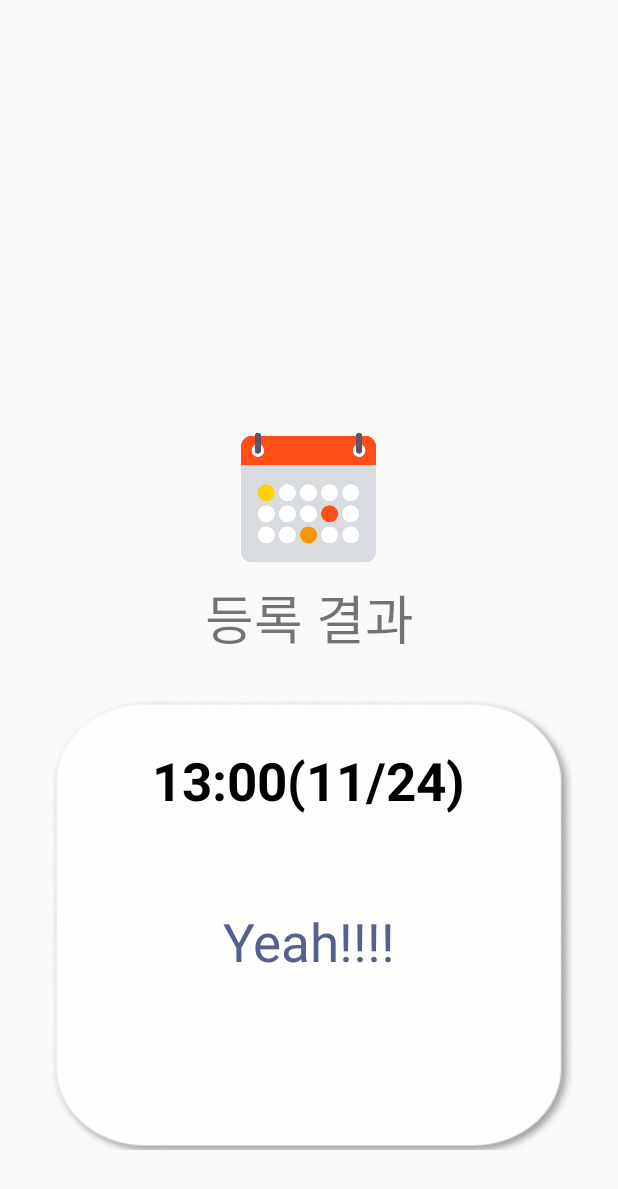
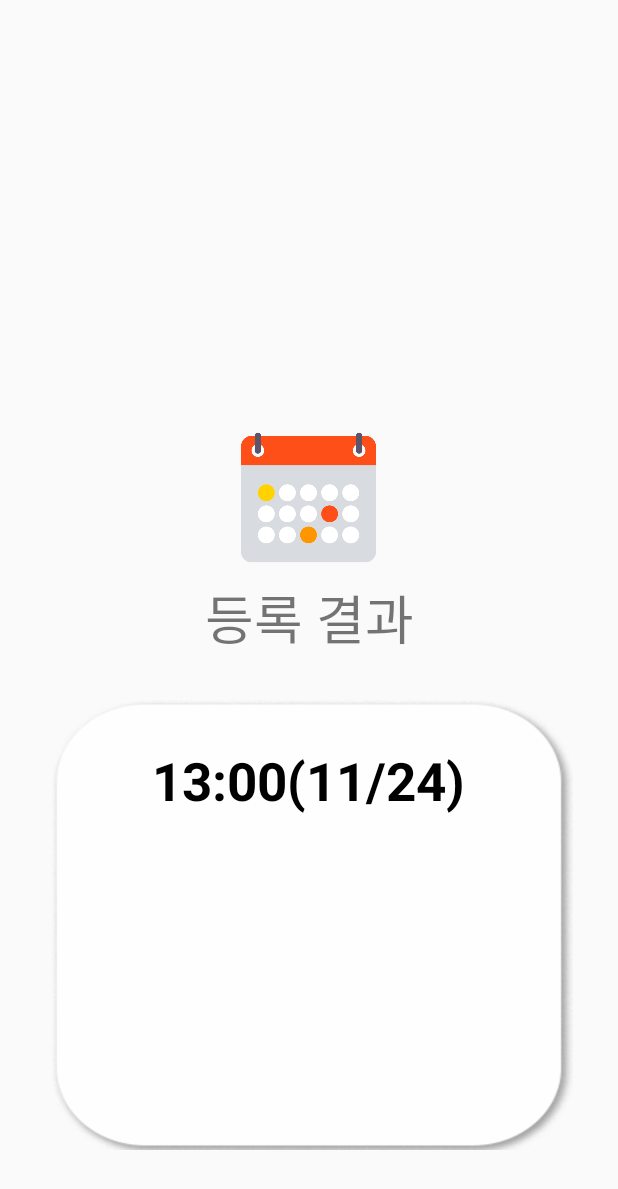
Before and after one commit to yohan5050/Testing, an Android app: the layout activity_rec_time.xml on its own in the app's theme, with its tools: preview values and no code run, on a phone screen of 412 x 824 dp. Shown: the top 1189 px of the screen. Run offline under Robolectric (Android 15) with nearby library versions, the phone set to English and light mode, and no system bars; Roboto replaces fonts that are not available here.

Commit message:
modified some text display in RecTimeActivity

```diff
--- a/app/src/main/java/com/google/cloud/android/reminderapp/RecTimeActivity.java
+++ b/app/src/main/java/com/google/cloud/android/reminderapp/RecTimeActivity.java
@@ -63,7 +63,8 @@ public class RecTimeActivity extends AppCompatActivity {
         String alarmText = new String();
 
         if (contentValue.equals("")) {
-            textView.setText(timeRegistered + "\n" + "내용 없음");
+            textView.setText(timeRegistered);
+            textContent.setText("내용 없음");
             alarmText = timeRegistered;
         }
         else {
--- a/app/src/main/res/layout/activity_rec_time.xml
+++ b/app/src/main/res/layout/activity_rec_time.xml
@@ -7,25 +7,25 @@
     tools:context=".Main2Activity">
 
     <ImageView
+        android:id="@+id/imageView6"
         android:layout_width="match_parent"
         android:layout_height="300dp"
-    android:scaleType="fitXY"
-    android:src="@drawable/post2"
+        android:layout_alignParentBottom="true"
+        android:layout_centerHorizontal="true"
+        android:layout_marginBottom="57dp"
         android:layout_marginLeft="30dp"
         android:layout_marginRight="30dp"
-        android:layout_marginBottom="57dp"
-        android:layout_alignParentBottom="true"
-        android:layout_centerHorizontal="true"
-        android:id="@+id/imageView6" />
+        android:scaleType="fitXY"
+        android:src="@drawable/post2" />
 
     <LinearLayout
         android:id="@+id/linearLayout"
         android:layout_width="match_parent"
         android:layout_height="500dp"
+        android:layout_alignBottom="@+id/imageView6"
+        android:layout_alignParentStart="true"
         android:gravity="center"
-        android:orientation="vertical"
-        android:layout_alignBottom="@+id/imageView6"
-        android:layout_alignParentStart="true">
+        android:orientation="vertical">
 
         <ImageView
             android:id="@+id/timeImage"
@@ -68,14 +68,15 @@
                 android:layout_width="300dp"
                 android:layout_height="180dp"
                 android:layout_gravity="center">
+
                 <TextView
                     android:id="@+id/textContent"
                     android:layout_width="match_parent"
                     android:layout_height="match_parent"
                     android:layout_marginTop="20dp"
+                    android:gravity="center"
                     android:padding="30dp"
-        android:gravity="center"
-        android:text="Yeah!!!!"
+                    android:text=""
                     android:textColor="#55608F"
                     android:textSize="35dp" />
             </ScrollView>
```
Lines whose indentation alone changed are shown as unchanged.
